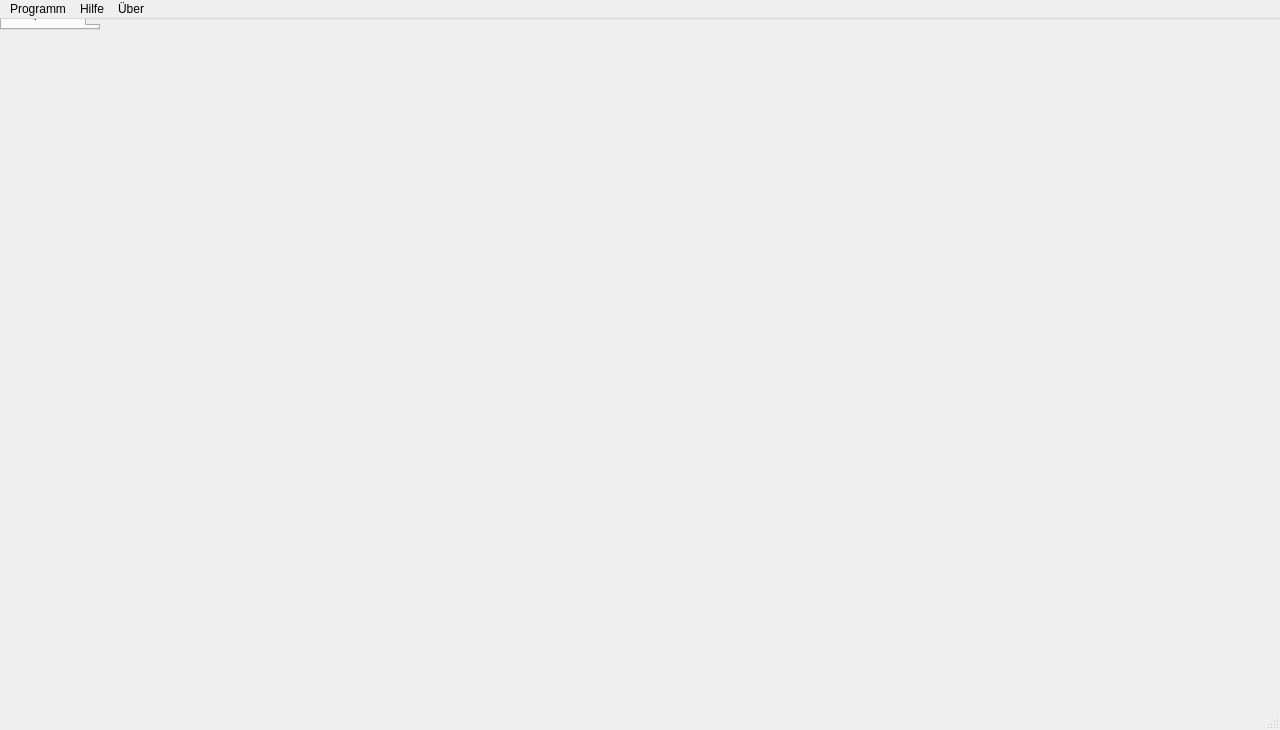
Before: the Qt Designer form trunk/mainwindow1.ui in BackupTheBerlios/mycash-svn, drawn with Qt 5.
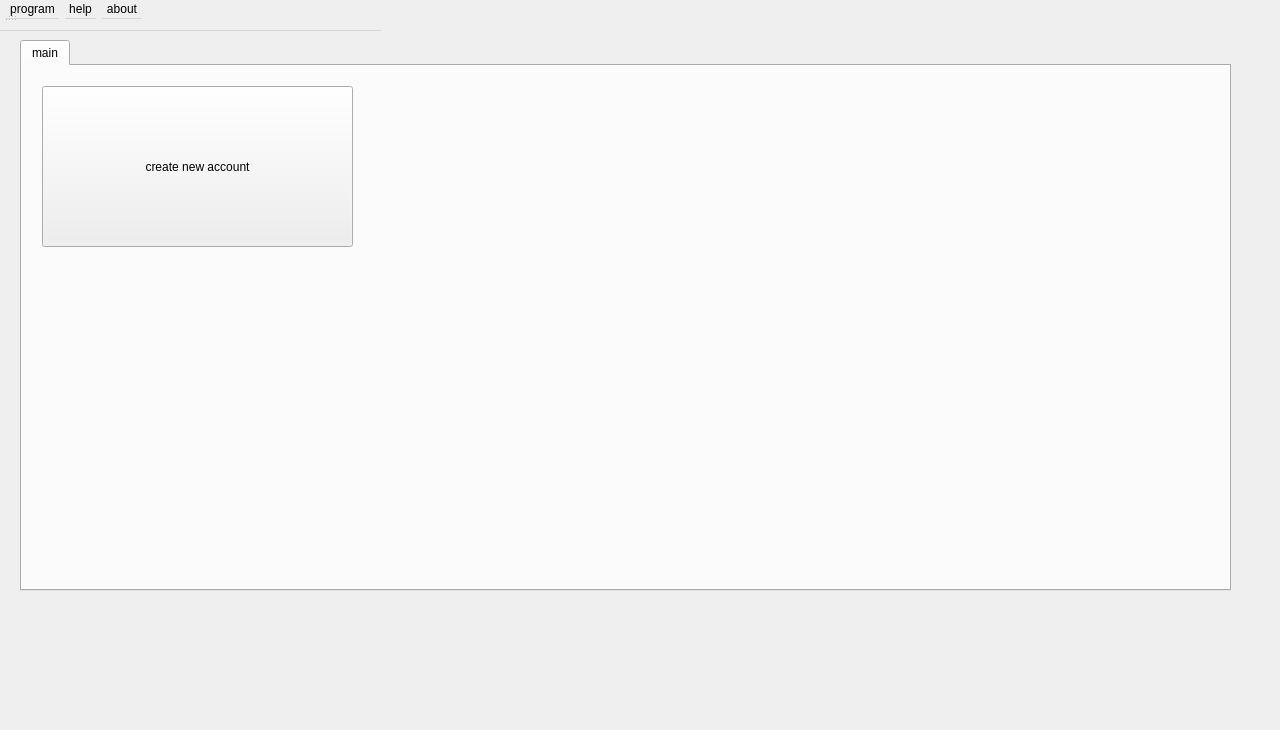
After: the same form once the commit is applied.

```diff
--- a/trunk/mainwindow1.ui
+++ b/trunk/mainwindow1.ui
@@ -1,6 +1,6 @@
 <ui version="4.0" >
  <class>MainWindow1</class>
- <widget class="QMainWindow" name="MainWindow1" >
+ <widget class="QWidget" name="MainWindow1" >
   <property name="geometry" >
    <rect>
     <x>0</x>
@@ -16,24 +16,32 @@
    <property name="enabled" >
     <bool>true</bool>
    </property>
+   <property name="geometry" >
+    <rect>
+     <x>20</x>
+     <y>40</y>
+     <width>1211</width>
+     <height>551</height>
+    </rect>
+   </property>
    <property name="currentIndex" >
     <number>0</number>
    </property>
    <widget class="QWidget" name="tabMain" >
     <attribute name="title" >
-     <string>Hauptmenü</string>
+     <string>main</string>
     </attribute>
     <widget class="QPushButton" name="buttonNeuKonto" >
      <property name="geometry" >
       <rect>
-       <x>80</x>
-       <y>40</y>
+       <x>20</x>
+       <y>20</y>
        <width>311</width>
        <height>161</height>
       </rect>
      </property>
      <property name="text" >
-      <string>Neues Konto erstellen</string>
+      <string>create new account</string>
      </property>
     </widget>
    </widget>
@@ -43,13 +51,13 @@
     <rect>
      <x>0</x>
      <y>0</y>
-     <width>1280</width>
-     <height>29</height>
+     <width>381</width>
+     <height>31</height>
     </rect>
    </property>
    <widget class="QMenu" name="menuProgramm" >
     <property name="title" >
-     <string>Programm</string>
+     <string>program</string>
     </property>
     <addaction name="actionNeu" />
     <addaction name="actionOeffnen" />
@@ -57,12 +65,12 @@
    </widget>
    <widget class="QMenu" name="menuHilfe" >
     <property name="title" >
-     <string>Hilfe</string>
+     <string>help</string>
     </property>
    </widget>
    <widget class="QMenu" name="menu_ber" >
     <property name="title" >
-     <string>Über</string>
+     <string>about</string>
     </property>
     <addaction name="actionMyCash" />
     <addaction name="actionQt" />
@@ -71,7 +79,16 @@
    <addaction name="menuHilfe" />
    <addaction name="menu_ber" />
   </widget>
-  <widget class="QStatusBar" name="statusbar" />
+  <widget class="QStatusBar" name="statusbar" >
+   <property name="geometry" >
+    <rect>
+     <x>0</x>
+     <y>0</y>
+     <width>16</width>
+     <height>22</height>
+    </rect>
+   </property>
+  </widget>
   <action name="actionNeu" >
    <property name="text" >
     <string>Neu</string>
```
Left out of the diff: 16 changed lines with no effect on the pictures.
